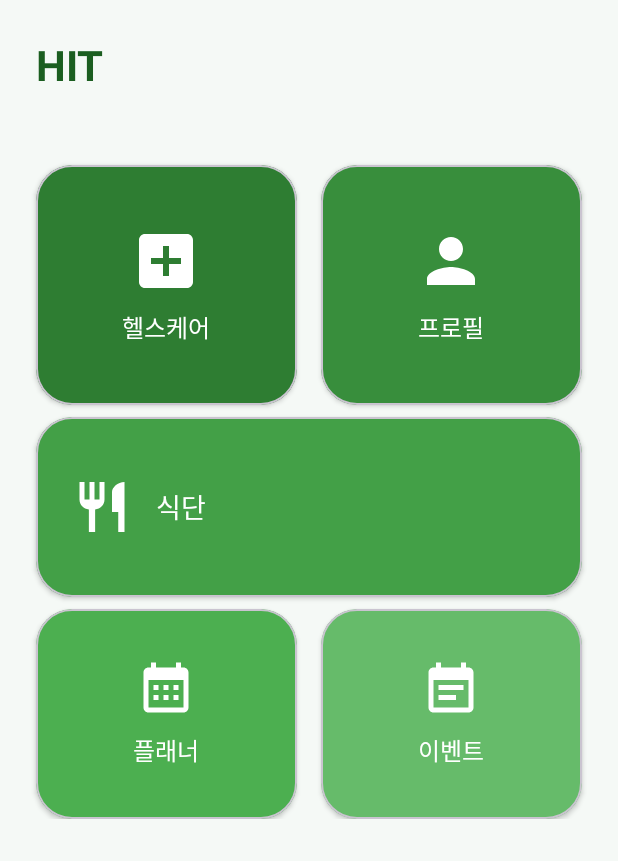
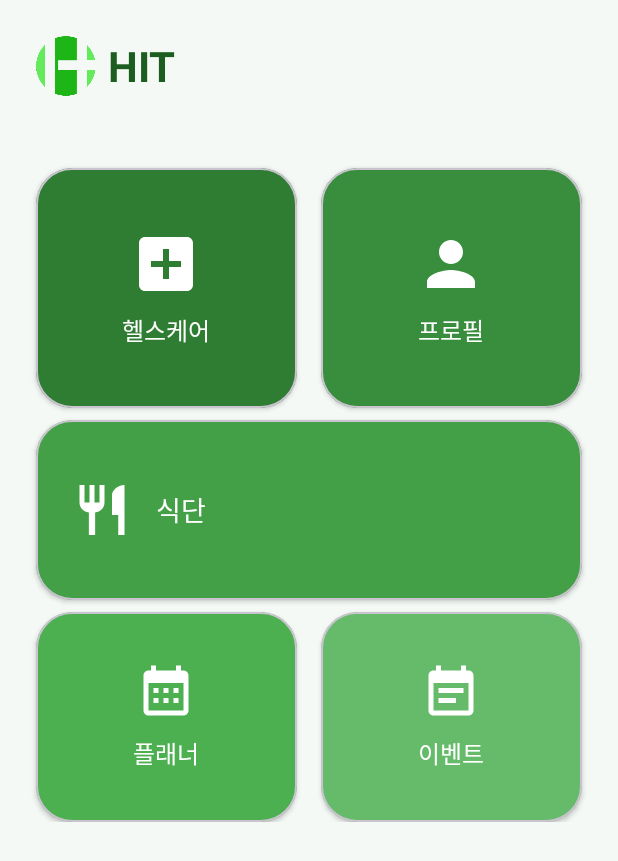
Before and after one commit to bitcoin7661/hit, an Android app built with Jetpack Compose: the screen it shows after launch (MainActivity), on a phone screen of 412 x 824 dp. Shown: the top 861 px of the screen. Run offline under Robolectric (Android 15) with nearby library versions, the phone set to English and light mode, and no system bars.

Commit message:
홈icon, splashicon, 메인logo 변경

```diff
--- a/app/src/main/java/com/example/hit33/MainActivity.kt
+++ b/app/src/main/java/com/example/hit33/MainActivity.kt
@@ -22,6 +22,10 @@ class MainActivity : AppCompatActivity() {
 
     override fun onCreate(savedInstanceState: Bundle?) {
         super.onCreate(savedInstanceState)
+
+        // 스플래시 테마에서 메인 테마로 전환
+        setTheme(R.style.Theme_Hit33)
+
         setContentView(R.layout.activity_main)
 
         // 권한 체크 및 요청
--- a/app/src/main/res/layout/activity_main.xml
+++ b/app/src/main/res/layout/activity_main.xml
@@ -12,14 +12,33 @@
         android:background="@android:color/transparent"
         android:elevation="0dp">
 
-        <TextView
+        <!-- LinearLayout을 사용하여 이미지와 텍스트를 수평 정렬 -->
+        <LinearLayout
             android:layout_width="wrap_content"
             android:layout_height="wrap_content"
-            android:text="HIT"
-            android:textSize="28sp"
-            android:textStyle="bold"
-            android:textColor="@color/primary_text"
-            android:layout_margin="24dp"/>
+            android:orientation="horizontal"
+            android:gravity="center_vertical"
+            android:layout_margin="24dp">
+
+            <!-- 이미지 추가 -->
+            <ImageView
+                android:id="@+id/applogo"
+                android:layout_width="40dp"
+                android:layout_height="40dp"
+                android:src="@drawable/applogo"
+                android:contentDescription="App Logo"
+                android:layout_marginEnd="8dp" />
+
+            <!-- 텍스트 추가 -->
+            <TextView
+                android:layout_width="wrap_content"
+                android:layout_height="wrap_content"
+                android:text="HIT"
+                android:textSize="28sp"
+                android:textStyle="bold"
+                android:textColor="@color/primary_text" />
+        </LinearLayout>
+
     </com.google.android.material.appbar.AppBarLayout>
 
     <androidx.core.widget.NestedScrollView
--- /dev/null
+++ b/app/src/main/res/values/styles.xml
@@ -0,0 +1,6 @@
+<resources>
+    <!-- 스플래시 화면 스타일 -->
+    <style name="SplashTheme" parent="Theme.MaterialComponents.DayNight.DarkActionBar">
+        <item name="android:windowBackground">@drawable/bigapplogo</item>
+    </style>
+</resources>
```
Also changed, not shown: app/src/main/AndroidManifest.xml (+9 -5 lines), app/src/main/res/drawable/splash_background.xml (added, +18 -0 lines), app/src/main/res/drawable/applogo.png (added), app/src/main/res/drawable/bigapplogo.png (added).
